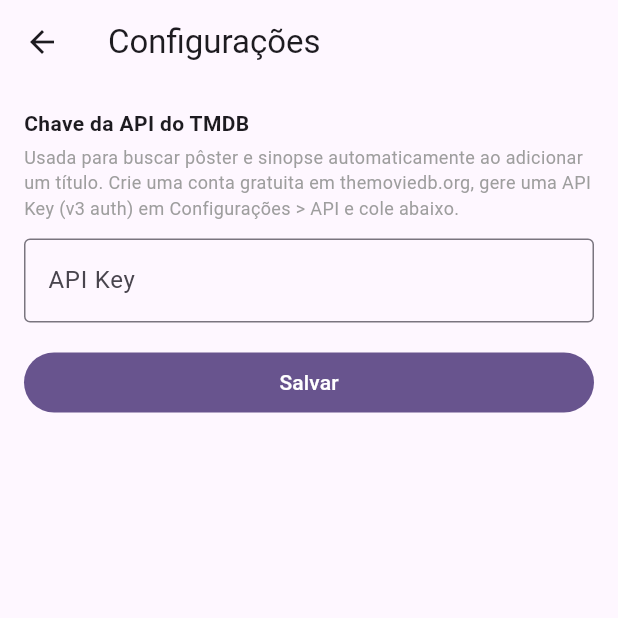
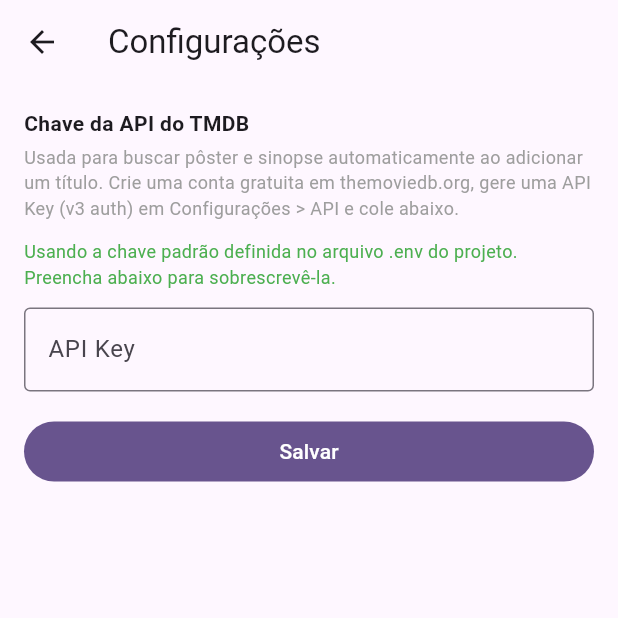
Before and after one commit to MatheusLucca/Projeto_filme_serie, a Flutter app: the screen it shows after launch, after a tap on the "settings" icon, on a phone screen of 412 x 824 dp, the top half of it. Run offline on Flutter 3.47's test engine with Material 3 defaults, Android fonts, the phone set to English and light mode, and no system bars; our stand-ins replace flutter_dotenv, image_picker, shared_preferences, sqflite; accounts and stored records are empty.

Commit message:
Suporta TMDB_API_KEY via .env local (nunca versionado)
Adiciona flutter_dotenv para carregar uma chave padrão do TMDB de um
arquivo .env (git-ignorado, com .env.example como template). A chave
salva pelo usuário na tela de Configurações continua tendo prioridade
sobre o valor do .env.

Co-Authored-By: Claude Sonnet 5 <noreply@anthropic.com>
Claude-Session: https://claude.ai/code/session_01CwP1ne84gSdxwn4DpS4wNG

```diff
--- a/app/lib/main.dart
+++ b/app/lib/main.dart
@@ -1,10 +1,18 @@
 import 'package:flutter/material.dart';
+import 'package:flutter_dotenv/flutter_dotenv.dart';
 import 'package:provider/provider.dart';
 
 import 'providers/titles_provider.dart';
 import 'screens/home_screen.dart';
 
-void main() {
+void main() async {
+  WidgetsFlutterBinding.ensureInitialized();
+  try {
+    await dotenv.load(fileName: '.env');
+  } catch (_) {
+    // .env is optional — app works fine without a default TMDB key,
+    // the user can paste one in Settings instead.
+  }
   runApp(const WatchlistApp());
 }
 
--- a/app/lib/screens/settings_screen.dart
+++ b/app/lib/screens/settings_screen.dart
@@ -13,12 +13,15 @@ class _SettingsScreenState extends State<SettingsScreen> {
   final _settings = SettingsService();
   final _controller = TextEditingController();
   bool _loaded = false;
+  bool _usingEnvDefault = false;
 
   @override
   void initState() {
     super.initState();
-    _settings.getTmdbApiKey().then((key) {
-      _controller.text = key ?? '';
+    _settings.getSavedTmdbApiKey().then((savedKey) async {
+      final effectiveKey = await _settings.getTmdbApiKey();
+      _controller.text = savedKey ?? '';
+      _usingEnvDefault = savedKey == null && effectiveKey != null;
       setState(() => _loaded = true);
     });
   }
@@ -31,6 +34,7 @@ class _SettingsScreenState extends State<SettingsScreen> {
 
   Future<void> _save() async {
     await _settings.setTmdbApiKey(_controller.text);
+    setState(() => _usingEnvDefault = false);
     if (mounted) {
       ScaffoldMessenger.of(context).showSnackBar(
         const SnackBar(content: Text('Chave salva.')),
@@ -58,6 +62,14 @@ class _SettingsScreenState extends State<SettingsScreen> {
                   '(v3 auth) em Configurações > API e cole abaixo.',
                   style: TextStyle(fontSize: 12, color: Colors.grey),
                 ),
+                if (_usingEnvDefault) ...[
+                  const SizedBox(height: 12),
+                  const Text(
+                    'Usando a chave padrão definida no arquivo .env do projeto. '
+                    'Preencha abaixo para sobrescrevê-la.',
+                    style: TextStyle(fontSize: 12, color: Colors.green),
+                  ),
+                ],
                 const SizedBox(height: 12),
                 TextField(
                   controller: _controller,
--- a/app/lib/services/settings_service.dart
+++ b/app/lib/services/settings_service.dart
@@ -1,9 +1,24 @@
+import 'package:flutter_dotenv/flutter_dotenv.dart';
 import 'package:shared_preferences/shared_preferences.dart';
 
 class SettingsService {
   static const _tmdbKeyPref = 'tmdb_api_key';
 
+  /// Returns the key saved by the user in Settings, falling back to the
+  /// TMDB_API_KEY defined in the local (untracked) .env file, if present.
   Future<String?> getTmdbApiKey() async {
+    final prefs = await SharedPreferences.getInstance();
+    final saved = prefs.getString(_tmdbKeyPref);
+    if (saved != null && saved.isNotEmpty) return saved;
+    if (!dotenv.isInitialized) return null;
+    final fromEnv = dotenv.env['TMDB_API_KEY'];
+    return (fromEnv != null && fromEnv.isNotEmpty) ? fromEnv : null;
+  }
+
+  /// The key actually saved by the user (ignores the .env fallback) — used
+  /// so the Settings screen doesn't show the .env default as if the user
+  /// had typed it.
+  Future<String?> getSavedTmdbApiKey() async {
     final prefs = await SharedPreferences.getInstance();
     return prefs.getString(_tmdbKeyPref);
   }
--- a/app/pubspec.yaml
+++ b/app/pubspec.yaml
@@ -42,6 +42,7 @@ dependencies:
   uuid: ^4.6.0
   http: ^1.6.0
   shared_preferences: ^2.5.5
+  flutter_dotenv: ^6.0.1
 
 dev_dependencies:
   flutter_test:
@@ -67,6 +68,8 @@ flutter:
   uses-material-design: true
 
   # To add assets to your application, add an assets section, like this:
+  assets:
+    - .env
   # assets:
   #   - images/a_dot_burr.jpeg
   #   - images/a_dot_ham.jpeg
```
Also changed, not shown: app/pubspec.lock, 3 other files.
